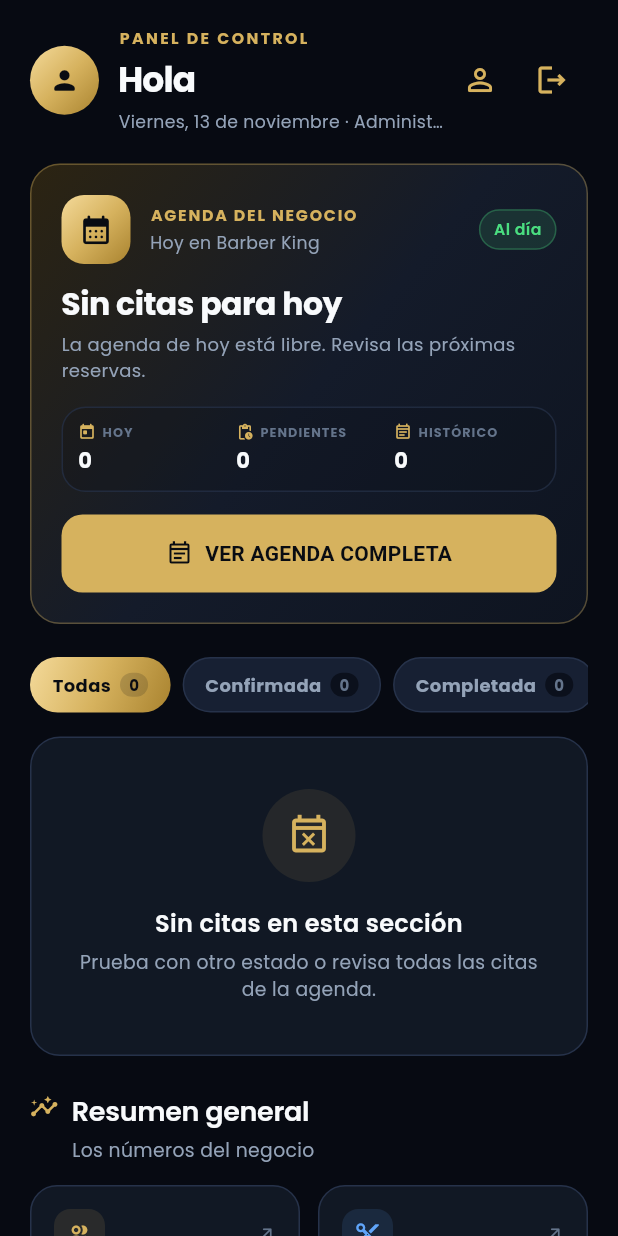
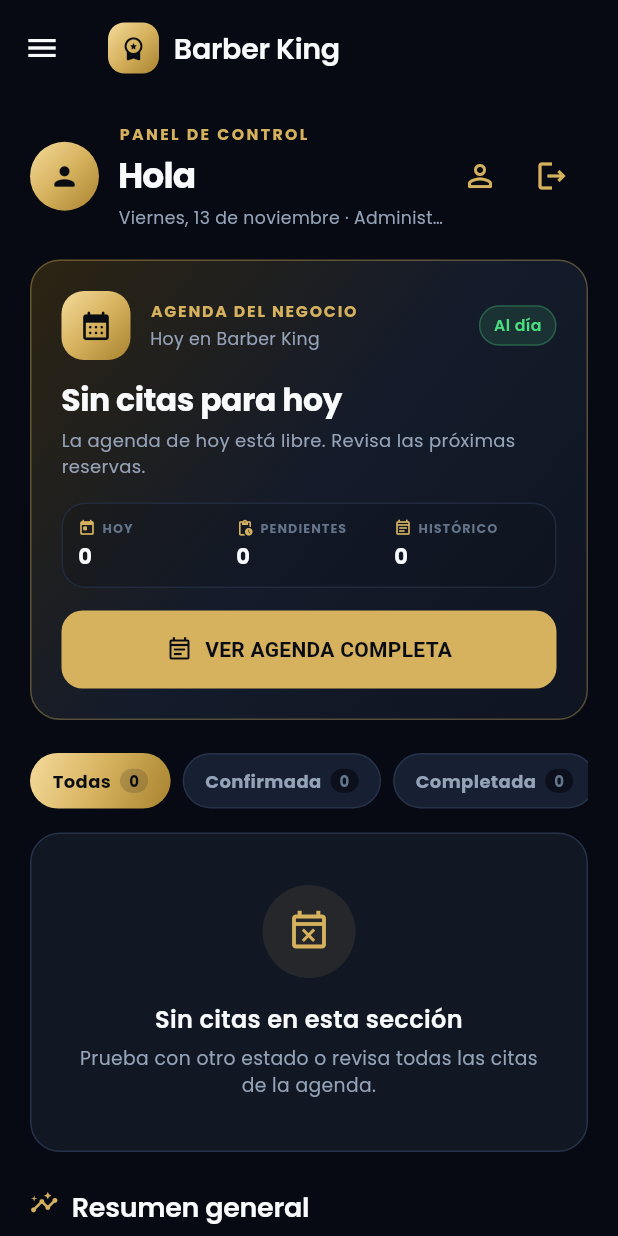
Before and after one commit to Hernando2007/barber-king, a Flutter app: the AdminHomeScreen screen opened directly with empty values, on a phone screen of 412 x 824 dp. Run offline on Flutter 3.47's test engine with Material 3 defaults, Android fonts, the phone set to English and light mode, and no system bars; our stand-ins replace cached_network_image, device_info_plus, dio, flutter_local_notifications, flutter_map, flutter_secure_storage and 9 more; missing offline and left inert: dart:ui_web, workmanager; accounts and stored records are empty; network calls fail; project files that could hold a hidden picture were left out.

Commit message:
feat: agrega cajón de navegación al panel de administrador

```diff
--- a/frontend/barber_king_app/lib/screens/admin/admin_home_screen.dart
+++ b/frontend/barber_king_app/lib/screens/admin/admin_home_screen.dart
@@ -7,6 +7,7 @@
 import '../../services/auth_service.dart';
 import '../../services/cita_service.dart';
 import '../../services/dashboard_service.dart';
+import '../../widgets/admin/admin_cajon.dart';
 import '../../widgets/common/app_ui.dart';
 import '../../widgets/common/filtros_pildora.dart';
 import '../../widgets/common/home_encabezado.dart';
@@ -179,6 +180,48 @@
     _cargar();
   }
 
+  /// Destinos del cajón, en el mismo orden de la lista "Gestión del negocio".
+  List<DestinoCajon> _destinosCajon() => [
+        DestinoCajon(
+          etiqueta: 'Panel de control',
+          detalle: 'Resumen y actividad de hoy',
+          icono: Icons.dashboard_outlined,
+          actual: true,
+          onTap: () {},
+        ),
+        DestinoCajon(
+          etiqueta: 'Usuarios',
+          detalle: 'Altas, bajas y roles',
+          icono: Icons.people_outline_rounded,
+          onTap: _abrirUsuarios,
+        ),
+        DestinoCajon(
+          etiqueta: 'Verificar barberos',
+          detalle: 'Pendientes de aprobación',
+          icono: Icons.verified_user_outlined,
+          contador: _revisionPendiente,
+          onTap: _abrirRevision,
+        ),
+        DestinoCajon(
+          etiqueta: 'Servicios',
+          detalle: 'Catálogo y precios',
+          icono: Icons.content_cut_rounded,
+          onTap: () => Navigator.pushNamed(context, AppRoutes.servicios),
+        ),
+        DestinoCajon(
+          etiqueta: 'Citas',
+          detalle: 'Agenda completa',
+          icono: Icons.event_note_outlined,
+          onTap: _abrirCitas,
+        ),
+        DestinoCajon(
+          etiqueta: 'Barberos',
+          detalle: 'Equipo y horarios',
+          icono: Icons.face_outlined,
+          onTap: () => Navigator.pushNamed(context, AppRoutes.barberos),
+        ),
+      ];
+
   @override
   Widget build(BuildContext context) {
     final nombre = widget.usuario['nombres']?.toString() ?? 'Administrador';
@@ -190,6 +233,39 @@
 
     return Scaffold(
       backgroundColor: AppColors.background,
+      appBar: AppBar(
+        title: Row(
+          children: [
+            Container(
+              width: 34,
+              height: 34,
+              decoration: BoxDecoration(
+                gradient: AppColors.goldGradient,
+                borderRadius: BorderRadius.circular(11),
+              ),
+              child: const Icon(
+                Icons.workspace_premium_rounded,
+                color: AppColors.black,
+                size: 18,
+              ),
+            ),
+            const SizedBox(width: 10),
+            const Expanded(
+              child: Text(
+                'Barber King',
+                maxLines: 1,
+                overflow: TextOverflow.ellipsis,
+              ),
+            ),
+          ],
+        ),
+      ),
+      drawer: AdminCajon(
+        usuario: widget.usuario,
+        destinos: _destinosCajon(),
+        onPerfil: () => Navigator.pushNamed(context, AppRoutes.perfil),
+        onSalir: _salir,
+      ),
       body: SafeArea(
         child: _cargando
             ? const LoadingView(message: 'Cargando panel administrativo...')
```
Also changed, not shown: frontend/barber_king_app/lib/widgets/admin/admin_cajon.dart (added, +305 -0 lines), 1 other file.
